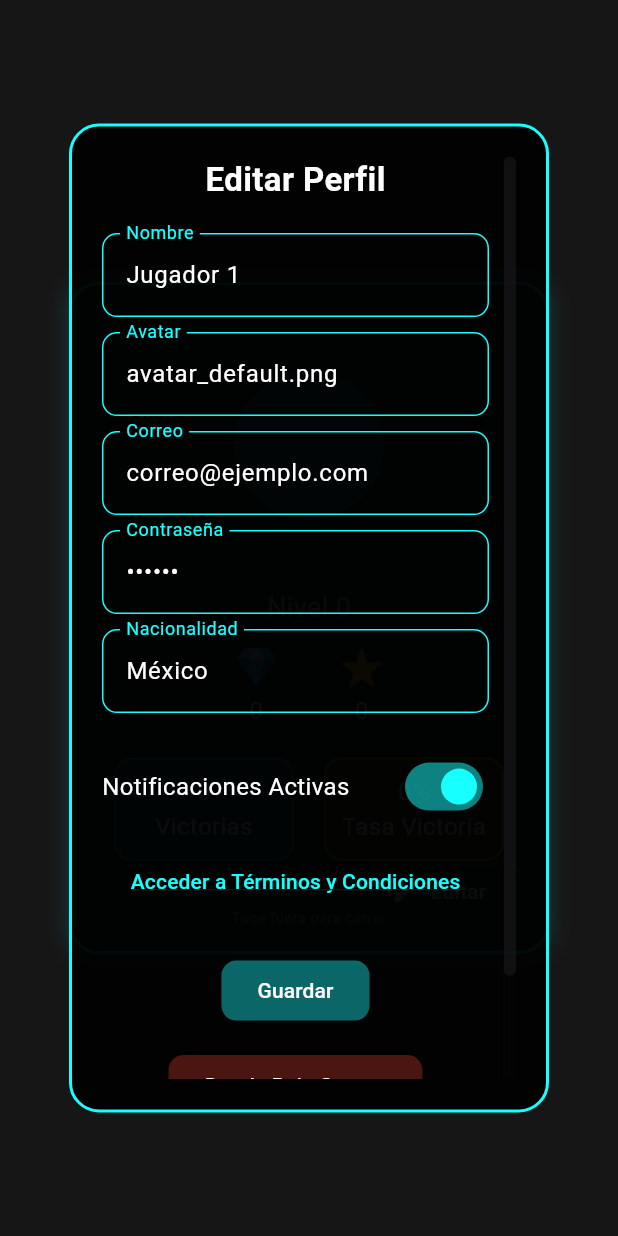
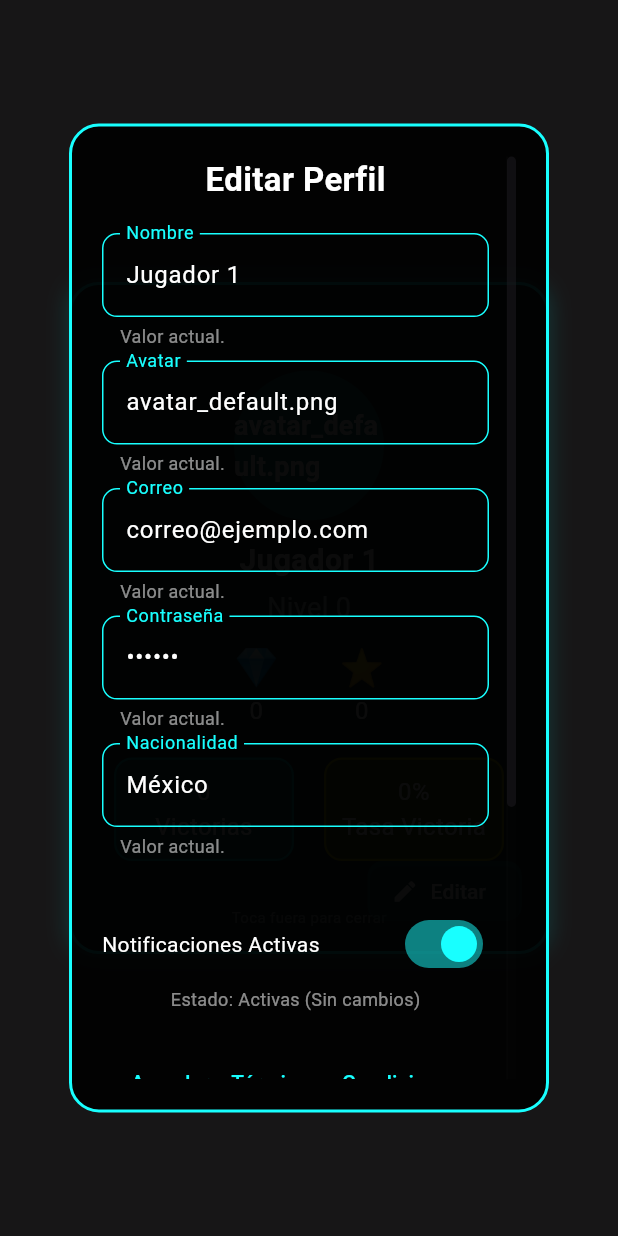
Before and after one commit to admnneoaztlan/neoaztlangame, a Flutter app: the PerfilOverlay widget shown alone on an empty page, opened directly with empty values, after a tap on "Editar", on a phone screen of 412 x 824 dp. Run offline on Flutter 3.47's test engine with Material 3 defaults, Android fonts, the light colour scheme and no system bars; missing offline and left inert: flame; statements that could not run were skipped.

Commit message:
Funcionando al millon

```diff
--- a/lib/UI/informacion_perfil.dart
+++ b/lib/UI/informacion_perfil.dart
@@ -1,8 +1,8 @@
 import 'package:flutter/material.dart';
 
 // ==========================================================
-// 🔹 VARIABLES GLOBALES (SIMULACIÓN DE BASE DE DATOS)
-//    Se asume que estas variables son globales y actualizan el Overlay
+//  VARIABLES GLOBALES
+//
 // ==========================================================
 String nombreJugador = 'Jugador 1';
 String avatarJugador = 'avatar_default.png';
@@ -10,8 +10,11 @@ String correoJugador = 'correo@ejemplo.com';
 String contrasenaJugador = '123456';
 String nacionalidadJugador = 'México';
 bool cuentaEliminada = false;
-bool notificacionesActivas = true; //
+bool notificacionesActivas = true;
 // ==========================================================
+
+//  Este mapa guarda los valores ANTERIORES al editarse .
+Map<String, dynamic> _valoresIniciales = {};
 
 /// Widget principal
 class InformacionPerfil extends StatefulWidget {
@@ -29,8 +32,9 @@ class _InformacionPerfilState extends State<InformacionPerfil> {
   late TextEditingController _contrasenaController;
   late TextEditingController _nacionalidadController;
 
-  // Variable local para manejar el estado del Switch
+  // Variable local para manejar el estado del Switch y de la cuenta.
   late bool _notificacionesActivasLocal;
+  late bool _cuentaEliminadaLocal; // Para mostrar el estado en el botón
 
   // Creamos un controlador de scroll
   final ScrollController _scrollController = ScrollController();
@@ -38,14 +42,37 @@ class _InformacionPerfilState extends State<InformacionPerfil> {
   @override
   void initState() {
     super.initState();
-    // Inicializamos con los valores actuales (globales)
+
+    //  Almacenar los valores INICIALES al abrir el formulario
+    _valoresIniciales = {
+      'nombre': nombreJugador,
+      'avatar': avatarJugador,
+      'correo': correoJugador,
+      'contrasena': contrasenaJugador,
+      'nacionalidad': nacionalidadJugador,
+      'notificaciones': notificacionesActivas,
+      'eliminada': cuentaEliminada,
+    };
+
+    // Inicializamos controladores con los valores actuales (globales)
     _nombreController = TextEditingController(text: nombreJugador);
     _avatarController = TextEditingController(text: avatarJugador);
     _correoController = TextEditingController(text: correoJugador);
     _contrasenaController = TextEditingController(text: contrasenaJugador);
     _nacionalidadController = TextEditingController(text: nacionalidadJugador);
 
+    // Inicializamos variables locales para los Toggles
     _notificacionesActivasLocal = notificacionesActivas;
+    _cuentaEliminadaLocal = cuentaEliminada;
+
+    //  Añadir listeners AQUI (solo una vez)
+    // Esto obliga a llamar a setState() cada vez que el texto cambia,
+    // actualizando el mensaje de "Valor anterior" en tiempo real.
+    _nombreController.addListener(() => setState(() {}));
+    _avatarController.addListener(() => setState(() {}));
+    _correoController.addListener(() => setState(() {}));
+    _contrasenaController.addListener(() => setState(() {}));
+    _nacionalidadController.addListener(() => setState(() {}));
   }
 
   @override
@@ -74,13 +101,14 @@ class _InformacionPerfilState extends State<InformacionPerfil> {
       child: Scrollbar(
         controller: _scrollController,
         thumbVisibility: true,
-        thickness: 8.0,
-        radius: const Radius.circular(10), // Bordes redondeados
+        thickness: 6.0, // Scrollbar más delgado pero visible
+        radius: const Radius.circular(10),
         trackVisibility: true,
         scrollbarOrientation: ScrollbarOrientation.right,
 
         child: SingleChildScrollView(
           controller: _scrollController,
+          // Padding interno para que el scrollbar no se pegue al texto
           padding: const EdgeInsets.only(right: 18.0),
           child: Column(
             mainAxisSize: MainAxisSize.min,
@@ -96,20 +124,21 @@ class _InformacionPerfilState extends State<InformacionPerfil> {
               const SizedBox(height: 20),
 
               // --- CAMPOS DE EDICIÓN ---
-              _campo('Nombre', 'Escribe tu nombre', _nombreController),
-              const SizedBox(height: 10),
-              _campo('Avatar', 'Nombre del avatar', _avatarController),
-              const SizedBox(height: 10),
-              _campo('Correo', 'ejemplo@correo.com', _correoController),
-              const SizedBox(height: 10),
-              _campo('Contraseña', '******', _contrasenaController,
+              _campo(
+                  'Nombre', 'Escribe tu nombre', _nombreController, 'nombre'),
+              _campo(
+                  'Avatar', 'Nombre del avatar', _avatarController, 'avatar'),
+              _campo(
+                  'Correo', 'ejemplo@correo.com', _correoController, 'correo'),
+              _campo(
+                  'Contraseña', '******', _contrasenaController, 'contrasena',
                   obscure: true),
-              const SizedBox(height: 10),
-              _campo('Nacionalidad', 'País de origen', _nacionalidadController),
+              _campo('Nacionalidad', 'País de origen', _nacionalidadController,
+                  'nacionalidad'),
 
               const SizedBox(height: 25),
 
-              //  APARTADO: Notificaciones (Switch)
+              // APARTADO: Notificaciones
               _seccionNotificaciones(),
               const SizedBox(height: 15),
 
@@ -117,7 +146,7 @@ class _InformacionPerfilState extends State<InformacionPerfil> {
               _seccionTerminos(context),
               const SizedBox(height: 25),
 
-              // --- BOTÓN GUARDAR (Visible con el scroll) ---
+              // --- BOTÓN GUARDAR ---
               ElevatedButton(
                 style: ElevatedButton.styleFrom(
                   backgroundColor: Colors.cyanAccent.withOpacity(0.4),
@@ -127,18 +156,17 @@ class _InformacionPerfilState extends State<InformacionPerfil> {
                   ),
                 ),
                 onPressed: () {
-                  // Lógica de Guardado
+                  // Lógica de Guardado: Actualiza las variables globales
                   setState(() {
                     nombreJugador = _nombreController.text;
                     avatarJugador = _avatarController.text;
                     correoJugador = _correoController.text;
                     contrasenaJugador = _contrasenaController.text;
                     nacionalidadJugador = _nacionalidadController.text;
-                    notificacionesActivas =
-                        _notificacionesActivasLocal; // Actualiza global
+                    notificacionesActivas = _notificacionesActivasLocal;
                   });
 
-                  Navigator.of(context).pop(); //  Cierra el diálogo
+                  Navigator.of(context).pop(); // Cierra el diálogo
                 },
                 child: const Text('Guardar'),
               ),
@@ -146,59 +174,9 @@ class _InformacionPerfilState extends State<InformacionPerfil> {
               const SizedBox(height: 15),
 
               //  BOTÓN Dar de Baja Cuenta
-              ElevatedButton(
-                style: ElevatedButton.styleFrom(
-                  backgroundColor: Colors.red.withOpacity(0.3),
-                  foregroundColor: Colors.white,
-                  shape: RoundedRectangleBorder(
-                    borderRadius: BorderRadius.circular(10),
-                  ),
-                ),
-                onPressed: () {
-                  //  Lógica de Advertencia y Eliminación
-                  showDialog(
-                    context: context,
-                    builder: (context) => AlertDialog(
-                      backgroundColor: Colors.black87,
-                      shape: RoundedRectangleBorder(
-                          borderRadius: BorderRadius.circular(12)),
-                      title: const Text(
-                        "Advertencia de Eliminación",
-                        style: TextStyle(color: Colors.redAccent),
-                      ),
-                      content: const Text(
-                        "Al dar de baja tu cuenta, enfrentarás una pérdida de datos "
-                        "permanente y no habrá reembolso de items pagados. ¿Deseas continuar?",
-                        style: TextStyle(color: Colors.white70),
-                      ),
-                      actions: [
-                        TextButton(
-                          onPressed: () {
-                            // Simulación de eliminación si el usuario confirma
-                            setState(() {
-                              cuentaEliminada = true;
-                            });
-                            Navigator.of(context)
-                                .pop(); // Cierra el AlertDialog
-                            Navigator.of(context)
-                                .pop(); // Cierra el InformacionPerfil Dialog
-                          },
-                          child: const Text("Sí, Dar de Baja",
-                              style: TextStyle(color: Colors.redAccent)),
-                        ),
-                        TextButton(
-                          onPressed: () => Navigator.pop(context),
-                          child: const Text("Cancelar",
-                              style: TextStyle(color: Colors.cyanAccent)),
-                        ),
-                      ],
-                    ),
-                  );
-                },
-                child: const Text('Dar de Baja Cuenta'),
-              ),
+              _seccionEliminarCuenta(context),
 
-              const SizedBox(height: 50),
+              const SizedBox(height: 50), // Espacio extra para el scroll final
             ],
           ),
         ),
@@ -208,14 +186,21 @@ class _InformacionPerfilState extends State<InformacionPerfil> {
 
   // --- HELPERS (Funciones de Soporte) ---
 
-  // Switch de Notificaciones
+  //  Sección de Notificaciones
   Widget _seccionNotificaciones() {
-    return Row(
+    final original = _valoresIniciales['notificaciones'] as bool;
+    final estadoOriginal = original ? 'Activas' : 'Inactivas';
+    final estadoActual = _notificacionesActivasLocal ? 'Activas' : 'Inactivas';
+    final isChanged = original != _notificacionesActivasLocal;
+
+    return Column(
+      children: [
+        Row(
           mainAxisAlignment: MainAxisAlignment.spaceBetween,
           children: [
             const Text(
               'Notificaciones Activas',
-          style: TextStyle(color: Colors.white, fontSize: 16),
+              style: TextStyle(color: Colors.white, fontSize: 14),
             ),
             Switch(
               value: _notificacionesActivasLocal,
@@ -227,10 +212,24 @@ class _InformacionPerfilState extends State<InformacionPerfil> {
               },
             ),
           ],
+        ),
+        Padding(
+          padding: const EdgeInsets.only(top: 4.0, bottom: 8.0),
+          child: Text(
+            isChanged
+                ? 'Original: $estadoOriginal'
+                : 'Estado: $estadoActual (Sin cambios)',
+            style: TextStyle(
+              color: isChanged ? Colors.yellow.shade200 : Colors.white54,
+              fontSize: 12,
+            ),
+          ),
+        ),
+      ],
     );
   }
 
-  //  Botón de Términos y condiciones
+  // Botón de Términos
   Widget _seccionTerminos(BuildContext context) {
     return TextButton(
       onPressed: () {
@@ -267,14 +266,92 @@ class _InformacionPerfilState extends State<InformacionPerfil> {
     );
   }
 
-  ///  Campo reutilizable
+  //  Sección Eliminar Cuenta
+  Widget _seccionEliminarCuenta(BuildContext context) {
+    final original = _valoresIniciales['eliminada'] as bool;
+    final estadoOriginal = original ? 'Sí (Eliminada)' : 'No (Activa)';
+    final isChanged = original != _cuentaEliminadaLocal;
+
+    return Column(
+      children: [
+        ElevatedButton(
+          style: ElevatedButton.styleFrom(
+            backgroundColor: Colors.red.withOpacity(0.3),
+            foregroundColor: Colors.white,
+            shape: RoundedRectangleBorder(
+              borderRadius: BorderRadius.circular(10),
+            ),
+          ),
+          onPressed: () {
+            // Lógica de Advertencia y Eliminación
+            showDialog(
+              context: context,
+              builder: (context) => AlertDialog(
+                backgroundColor: Colors.black87,
+                shape: RoundedRectangleBorder(
+                    borderRadius: BorderRadius.circular(12)),
+                title: const Text(
+                  "Advertencia de Eliminación",
+                  style: TextStyle(color: Colors.redAccent),
+                ),
+                content: const Text(
+                  "Al dar de baja tu cuenta, enfrentarás una pérdida de datos "
+                  "permanente y no habrá reembolso de items pagados. ¿Deseas continuar?",
+                  style: TextStyle(color: Colors.white70),
+                ),
+                actions: [
+                  TextButton(
+                    onPressed: () {
+                      // Simulación de eliminación si el usuario confirma
+                      setState(() {
+                        _cuentaEliminadaLocal = true;
+                      });
+                      Navigator.of(context).pop(); // Cierra el AlertDialog
+                    },
+                    child: const Text("Sí, Dar de Baja",
+                        style: TextStyle(color: Colors.redAccent)),
+                  ),
+                  TextButton(
+                    onPressed: () => Navigator.pop(context),
+                    child: const Text("Cancelar",
+                        style: TextStyle(color: Colors.cyanAccent)),
+                  ),
+                ],
+              ),
+            );
+          },
+          child: const Text('Dar de Baja Cuenta'),
+        ),
+        Padding(
+          padding: const EdgeInsets.only(top: 4.0, bottom: 8.0),
+          child: Text(
+            'Estado anterior: $estadoOriginal. Modificación: ${isChanged ? 'Dada de baja' : 'Ninguna'}',
+            style: TextStyle(
+              color: isChanged ? Colors.yellow.shade200 : Colors.white54,
+              fontSize: 12,
+            ),
+          ),
+        ),
+      ],
+    );
+  }
+
+  /// Campo reutilizable
   Widget _campo(String label, String hint, TextEditingController controller,
+      String key, // Parámetro 'key' para buscar en el mapa inicial
       {bool obscure = false}) {
-    return TextField(
+    // Obtener el valor original del mapa
+    final valorOriginal = _valoresIniciales[key] ?? '';
+    final isEdited =
+        valorOriginal != controller.text; // Comprobar si fue editado
+
+    return Column(
+      crossAxisAlignment: CrossAxisAlignment.start,
+      children: [
+        TextField(
           controller: controller,
           obscureText: obscure,
-      keyboardType:
-          label == 'Nivel' ? TextInputType.number : TextInputType.text,
+          keyboardType: TextInputType.text,
           style: const TextStyle(color: Colors.white),
           decoration: InputDecoration(
             labelText: label,
@@ -286,10 +363,24 @@ class _InformacionPerfilState extends State<InformacionPerfil> {
               borderRadius: BorderRadius.circular(10),
             ),
             focusedBorder: OutlineInputBorder(
-          borderSide: const BorderSide(color: Colors.cyanAccent, width: 1.5),
+              borderSide:
+                  const BorderSide(color: Colors.cyanAccent, width: 1.5),
               borderRadius: BorderRadius.circular(10),
             ),
           ),
+        ),
+        // 💡 Mostrar el valor anterior
+        Padding(
+          padding: const EdgeInsets.only(left: 12.0, top: 4.0, bottom: 8.0),
+          child: Text(
+            isEdited ? 'Valor anterior: $valorOriginal' : 'Valor actual.',
+            style: TextStyle(
+              color: isEdited ? Colors.yellow.shade200 : Colors.white54,
+              fontSize: 12,
+            ),
+          ),
+        ),
+      ],
     );
   }
 }
--- a/lib/UI/overlay_perfil.dart
+++ b/lib/UI/overlay_perfil.dart
@@ -1,10 +1,14 @@
 import 'package:flutter/material.dart';
 import 'package:neoaztlan/UI/informacion_perfil.dart';
 
-class PerfilOverlay extends StatelessWidget {
+// Importamos tus variables globales para que este archivo pueda leerlas.
+// Esto asume que el archivo informacion_perfil.dart ya define las variables globales (nombreJugador, avatarJugador, etc.)
+// y que son las mismas que se usan en main.dart.
+
+class PerfilOverlay extends StatefulWidget {
   final VoidCallback onClose;
 
-  // Variables dinámicas del jugador
+  // Las variables originales de tu compañero, ahora inmutables.
   final String titulo;
   final String nombre;
   final String avatarNombre;
@@ -27,10 +31,44 @@ class PerfilOverlay extends StatelessWidget {
     required this.tasaVictoria,
   });
 
+  // CLAVE 1: Cambiar de StatelessWidget a StatefulWidget
+  @override
+  State<PerfilOverlay> createState() => _PerfilOverlayState();
+}
+
+class _PerfilOverlayState extends State<PerfilOverlay> {
+  // Variables locales que usaremos para mostrar los datos.
+  // Las inicializamos con los valores que nos pasa el widget, pero luego leerán las globales.
+  late String _nombre;
+  late String _avatarNombre;
+  // Solo incluimos las variables que el usuario puede editar.
+
+  @override
+  void initState() {
+    super.initState();
+    // CLAVE 2: Inicializar las variables leyendo la memoria global.
+    // Esto asegura que al inicio, tiene el último valor conocido.
+    _nombre = nombreJugador;
+    _avatarNombre = avatarJugador;
+  }
+
+  // CLAVE 3: Esta función se llama justo antes de que el Dialog se cierre.
+  // Su único propósito es forzar el redibujado de este Overlay.
+  void _forzarActualizacion() {
+    setState(() {
+      // Al llamar a setState(), Flutter sabe que debe reconstruir el widget.
+      // Ahora, _nombre y _avatarNombre leerán las variables globales *actualizadas* de nuevo.
+      _nombre = nombreJugador;
+      _avatarNombre = avatarJugador;
+    });
+  }
+
   @override
   Widget build(BuildContext context) {
+    // Usamos las variables de estado (_nombre, _avatarNombre, etc.)
+    // Los valores que no cambian (nivel, titulo, gemas) siguen usando widget.<nombre>
     return GestureDetector(
-      onTap: onClose,
+      onTap: widget.onClose,
       child: Container(
         // ignore: deprecated_member_use
         color: Colors.black.withOpacity(0.8),
@@ -60,7 +98,7 @@ class PerfilOverlay extends StatelessWidget {
                     mainAxisSize: MainAxisSize.min,
                     children: [
                       Text(
-                        titulo,
+                        widget.titulo,
                         style: const TextStyle(
                           fontSize: 22,
                           color: Colors.white,
@@ -73,7 +111,7 @@ class PerfilOverlay extends StatelessWidget {
                         // ignore: deprecated_member_use
                         backgroundColor: Colors.cyanAccent.withOpacity(0.3),
                         child: Text(
-                          avatarNombre,
+                          _avatarNombre, // <-- Usa la variable de estado
                           style: const TextStyle(
                               color: Colors.white,
                               fontSize: 18,
@@ -82,7 +120,7 @@ class PerfilOverlay extends StatelessWidget {
                       ),
                       const SizedBox(height: 12),
                       Text(
-                        nombre,
+                        _nombre, // <-- Usa la variable de estado
                         style: const TextStyle(
                             color: Colors.white,
                             fontSize: 20,
@@ -90,28 +128,28 @@ class PerfilOverlay extends StatelessWidget {
                       ),
                       const SizedBox(height: 4),
                       Text(
-                        'Nivel $nivel',
-                        style:
-                            const TextStyle(color: Colors.white70, fontSize: 18),
+                        'Nivel ${widget.nivel}', // <-- Usa el valor original
+                        style: const TextStyle(
+                            color: Colors.white70, fontSize: 18),
                       ),
                       const SizedBox(height: 10),
                       Row(
                         mainAxisAlignment: MainAxisAlignment.center,
                         children: [
-                          _infoBox('💎', gemas.toString()),
+                          _infoBox('💎', widget.gemas.toString()),
                           const SizedBox(width: 40),
-                          _infoBox('⭐', estrellas.toString()),
+                          _infoBox('⭐', widget.estrellas.toString()),
                         ],
                       ),
                       const SizedBox(height: 20),
                       Row(
                         mainAxisAlignment: MainAxisAlignment.center,
                         children: [
-                          _statBox('$victorias\nVictorias',
+                          _statBox('${widget.victorias}\nVictorias',
                               const Color(0xFF00B3B3)),
                           const SizedBox(width: 20),
                           _statBox(
-                              '${tasaVictoria.toStringAsFixed(0)}%\nTasa Victoria',
+                              '${widget.tasaVictoria.toStringAsFixed(0)}%\nTasa Victoria',
                               const Color(0xFFB3B300)),
                         ],
                       ),
@@ -123,7 +161,7 @@ class PerfilOverlay extends StatelessWidget {
                     ],
                   ),
 
-                  //  Botón de editar
+                  // Botón de editar
                   Positioned(
                     bottom: 0,
                     right: 0,
@@ -139,11 +177,15 @@ class PerfilOverlay extends StatelessWidget {
                       onPressed: () {
                         showDialog(
                           context: context,
-                          builder: (context) => const Dialog(
+                          builder: (context) => Dialog(
                             backgroundColor: Colors.transparent,
+                            // CLAVE 4: Ejecuta la función de actualización DESPUÉS de cerrar tu formulario.
                             child: InformacionPerfil(),
                           ),
-                        );
+                        ).then((_) {
+                          // El .then() espera a que el Dialog se cierre.
+                          _forzarActualizacion();
+                        });
                       },
                       icon: const Icon(Icons.edit, size: 18),
                       label: const Text(
```
Lines whose indentation alone changed are shown as unchanged.
